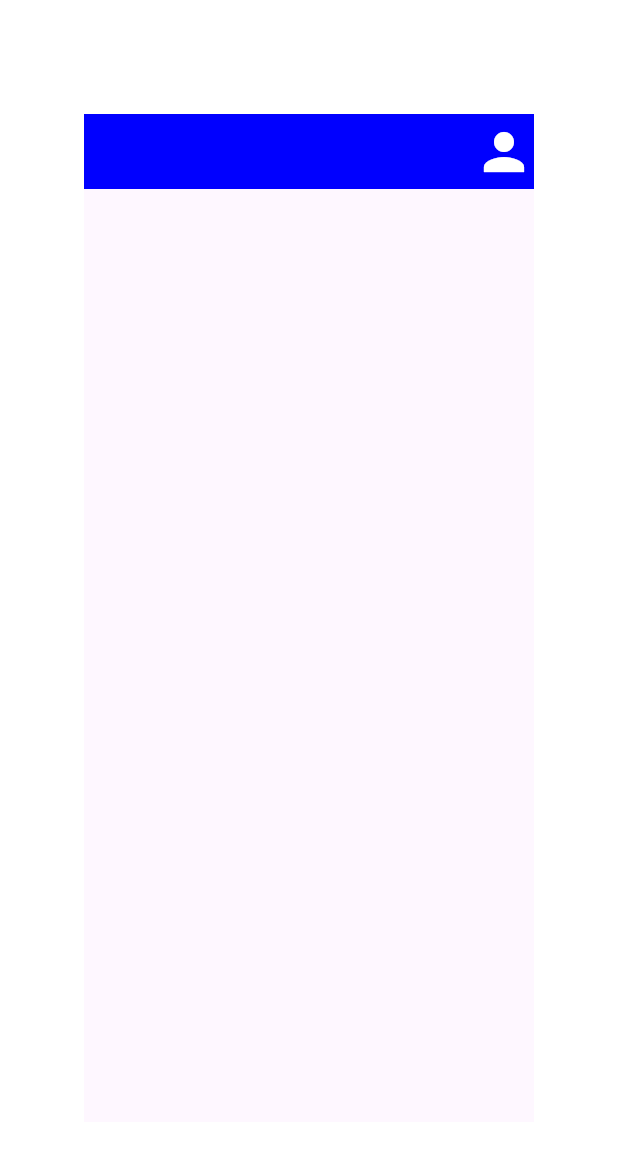
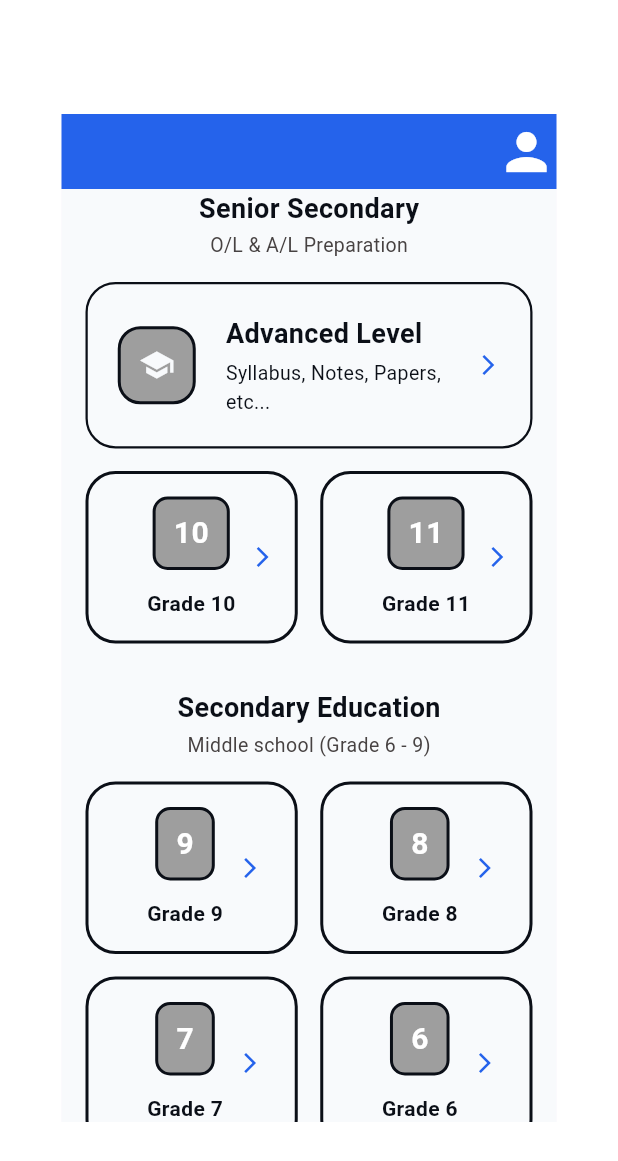
Before and after one commit to KalpaSulochana/learnova, a Flutter app: the screen it shows after launch, on a phone screen of 412 x 824 dp. Shown: the top 1161 px of the screen. Run offline on Flutter 3.47's test engine with Material 3 defaults, Android fonts, the phone set to English and light mode, and no system bars.

Commit message:
create grade selection screen

```diff
--- /dev/null
+++ b/lib/grade_Selection_Screen.dart
@@ -0,0 +1,336 @@
+import 'package:flutter/material.dart';
+
+class GradeSelectionScreen extends StatefulWidget {
+  const GradeSelectionScreen({super.key});
+
+  @override
+  State<GradeSelectionScreen> createState() => _GradeSelectionScreenState();
+}
+
+class _GradeSelectionScreenState extends State<GradeSelectionScreen> {
+  String selectedGrade = "5"; // Changed default to match the string "5" (or "05" if you change the card below)
+
+  @override
+  Widget build(BuildContext context) {
+    return Scaffold(
+      backgroundColor: const Color(0xFFF8FAFC),
+      body: SingleChildScrollView(
+        // Removed the conflicting 'Expanded' widget here
+        child: Column(
+          crossAxisAlignment: CrossAxisAlignment.start,
+          children: [
+            // --- TOP HEADER ---
+
+
+            // --- MAIN CONTENT ---
+            Padding(
+              padding: const EdgeInsets.symmetric(horizontal: 16.0),
+              child: Column(
+                children: [
+                  _buildSectionHeader(
+                    "Senior Secondary",
+                    "O/L & A/L Preparation",
+                  ),
+                  Container(
+                    padding: const EdgeInsets.all(20),
+                    decoration: BoxDecoration(
+                      color: const Color(0xffF8FAFC),
+                      borderRadius: BorderRadius.circular(20),
+                      border: Border.all(
+                        color: const Color(0xFF0B0F17),
+                        width: 1.5,
+                      ),
+                    ),
+                    child: Row(
+                      children: [
+                        Container(
+
+                          padding: const EdgeInsets.all(12),
+                          decoration: BoxDecoration(
+                            border: Border.all(
+                              color: const Color(0xFF0B0F17),
+                              width: 2,
+                            ),
+                            color: Colors.grey,
+                            borderRadius: BorderRadius.circular(15),
+                          ),
+                          child: const Icon(
+                            Icons.school,
+                            color: Color(0xFFF8FAFC),
+                          ),
+                        ),
+                        const SizedBox(width: 20),
+                        Expanded(
+                          child: Column(
+                            crossAxisAlignment: CrossAxisAlignment.start,
+                            children: const [
+                              Text(
+                                "Advanced Level",
+                                style: TextStyle(
+                                  fontSize: 18,
+                                  fontWeight: FontWeight.bold,
+                                  color: Color(0xFF0B0F17),
+                                ),
+                              ),
+                              SizedBox(height: 4),
+                              Text(
+                                "Syllabus, Notes, Papers, etc...",
+                                style: TextStyle(
+                                  color:   Color(0xFF0B0F17),
+                                  fontSize: 13,
+                                ),
+                              ),
+                            ],
+                          ),
+                        ),
+                        const Icon(
+                          Icons.arrow_forward_ios,
+                          color: Color(0xff2563EB),
+                          size: 16,
+                        ),
+                      ],
+                    ),
+                  ),
+                  SizedBox(height: 15,),
+                  Row(
+                    children: [
+                      Expanded(
+                        child: _buildGradeCard("10", "Grade 10", ),
+                      ),
+                      const SizedBox(width: 15),
+                      Expanded(
+                        child: _buildGradeCard("11", "Grade 11", ),
+                      ),
+                    ],
+                  ),
+                  const SizedBox(height: 30),
+
+                  // --- SECONDARY EDUCATION ---
+                  _buildSectionHeader(
+                    "Secondary Education",
+                    "Middle school (Grade 6 - 9)",
+                  ),
+                  Row(
+                    children: [
+                      Expanded(
+                        child: _buildGradeCard("9", "Grade 9", ),
+                      ),
+                      const SizedBox(width: 15),
+                      Expanded(
+                        child: _buildGradeCard("8", "Grade 8", ),
+                      ),
+                    ],
+                  ),
+                  const SizedBox(height: 15),
+                  Row(
+                    children: [
+                      Expanded(
+                        child: _buildGradeCard("7", "Grade 7", ),
+                      ),
+                      const SizedBox(width: 15),
+                      Expanded(
+                        child: _buildGradeCard("6", "Grade 6", ),
+                      ),
+                    ],
+                  ),
+                  const SizedBox(height: 30),
+
+                  // --- PRIMARY EDUCATION ---
+                  _buildSectionHeader(
+                    "Primary Education",
+                    "Foundation years (Grade 1 - 5)",
+                  ),
+
+                  // Grade 5 Special Scholarship Card
+                  Container(
+                    padding: const EdgeInsets.all(20),
+                    decoration: BoxDecoration(
+                      color: const Color(0xffF8FAFC),
+                      borderRadius: BorderRadius.circular(20),
+                      border: Border.all(
+                        color: const Color(0xFF0B0F17),
+                        width: 1.5,
+                      ),
+                    ),
+                    child: Row(
+                      children: [
+                        Container(
+
+                          padding: const EdgeInsets.all(12),
+                          decoration: BoxDecoration(
+                            border: Border.all(
+                              color: const Color(0xFF0B0F17),
+                              width: 2,
+                            ),
+                            color: Colors.grey,
+                            borderRadius: BorderRadius.circular(15),
+                          ),
+                          child: const Icon(
+                            Icons.school,
+                            color: Color(0xFFF8FAFC),
+                          ),
+                        ),
+                        const SizedBox(width: 20),
+                        Expanded(
+                          child: Column(
+                            crossAxisAlignment: CrossAxisAlignment.start,
+                            children: const [
+                              Text(
+                                "Grade 5 scholorship",
+                                style: TextStyle(
+                                  fontSize: 18,
+                                  fontWeight: FontWeight.bold,
+                                  color: Color(0xFF0B0F17),
+                                ),
+                              ),
+                              SizedBox(height: 4),
+                              Text(
+                                "Syllabus, Notes, Papers, etc...",
+                                style: TextStyle(
+                                  color:   Color(0xFF0B0F17),
+                                  fontSize: 13,
+                                ),
+                              ),
+                            ],
+                          ),
+                        ),
+                        const Icon(
+                          Icons.arrow_forward_ios,
+                          color: Color(0xff2563EB),
+                          size: 16,
+                        ),
+                      ],
+                    ),
+                  ),
+                  const SizedBox(height: 20),
+
+                  Row(
+                    children: [
+                      Expanded(
+                        child: _buildGradeCard("4", "Grade 4", ),
+                      ),
+                      const SizedBox(width: 15),
+                      Expanded(
+                        child: _buildGradeCard("3", "Grade 3", ),
+                      ),
+                    ],
+                  ),
+                  const SizedBox(height: 15),
+                  Row(
+                    children: [
+                      Expanded(
+                        child: _buildGradeCard("2", "Grade 2", ),
+                      ),
+                      const SizedBox(width: 15),
+                      Expanded(
+                        child: _buildGradeCard("1", "Grade 1", ),
+                      ),
+                    ],
+                  ),
+                  const SizedBox(height: 40),
+
+
+                ],
+              ),
+            ),
+          ],
+        ),
+      ),
+    );
+  }
+
+  // Helper method for headers
+  Widget _buildSectionHeader(String title, String subtitle) {
+    return Column(
+      crossAxisAlignment: CrossAxisAlignment.center,
+      children: [
+        Text(
+          title,
+          style: const TextStyle(
+            fontSize: 18,
+            fontWeight: FontWeight.bold,
+            color: Color(0xff0B0F17), // Added explicit white color
+          ),
+        ),
+        const SizedBox(height: 2),
+        Text(
+          subtitle,
+          style: const TextStyle(fontSize: 13, color: Color.fromARGB(255, 71, 66, 66)),
+        ),
+        const SizedBox(height: 15),
+      ],
+    );
+  }
+
+  // Helper method for individual grade cards
+  Widget _buildGradeCard(String number, String title) {
+    bool isSelected = selectedGrade == number;
+
+    return GestureDetector(
+      onTap: () => setState(() => selectedGrade = number),
+      child: Container(
+        padding: const EdgeInsets.symmetric(vertical: 15),
+        decoration: BoxDecoration(
+          color: const Color(0xFFF8FAFC),
+          borderRadius: BorderRadius.circular(20),
+          border: Border.all(
+            // Only show the yellow border if the card is currently selected
+            color: isSelected ? const Color(0xFF0B0F17) : Color(0xff0B0F17),
+            width: 2,
+          ),
+        ),
+        child: Row(
+
+          children: [
+            SizedBox(width: 39,),
+            Column(
+              mainAxisSize: MainAxisSize.min,
+              children: [
+                Container(
+                  padding: const EdgeInsets.symmetric(horizontal: 12, vertical: 8),
+                  decoration: BoxDecoration(
+                    color: isSelected
+                        ? const Color(0xff0000ff)
+                        :  Colors.grey,
+                    borderRadius: BorderRadius.circular(10),
+                    border: Border.all(
+                      width: 2,
+                      color: Color(0xFF0B0F17)
+                    )
+                  ),
+                  child: Text(
+                    number,
+                    style: const TextStyle(
+                      fontSize: 20,
+                      fontWeight: FontWeight.bold,
+                      color: Colors.white,
+                    ),
+                  ),
+                ),
+                const SizedBox(height: 12),
+                Text(
+                  title,
+                  style: const TextStyle(
+                    fontWeight: FontWeight.bold,
+                    fontSize: 14,
+                    color: Color(0xff0B0F17), // Added explicit white color
+                  ),
+                ),
+
+              ],
+            ),
+
+            SizedBox(width: 10),
+
+          const Icon(
+                          Icons.arrow_forward_ios,
+                          color: Color(0xff2563EB),
+                          size: 16,
+                        ),
+
+          ],
+        ),
+      ),
+    );
+  }
+}
--- a/lib/main.dart
+++ b/lib/main.dart
@@ -1,11 +1,15 @@
 import 'package:flutter/material.dart';
+import 'package:learnova/grade_Selection_Screen.dart';
 
-void main() {
-  runApp(Center(
-    child: SizedBox(
-      width: 300,
-      height: 672,
-      child: MyApp()),
+void main(){
+  runApp(Padding(
+    padding: const EdgeInsets.all(8.0),
+    child: Center(
+      child: SizedBox(
+        width: 330,
+        height: 672,
+        child: const MyApp()),
+    ),
   ));
 }
 
@@ -18,7 +22,7 @@ class MyApp extends StatelessWidget {
       debugShowCheckedModeBanner: false,
       home: Scaffold(
         appBar: AppBar(
-              backgroundColor: Color(0xff0000ff),
+              backgroundColor: Color(0xff2563EB),
               toolbarHeight: 50,
               actions: [
                 Icon(Icons.person,
@@ -29,8 +33,9 @@ class MyApp extends StatelessWidget {
               ],
 
 
-        )
-       ,
+        ),
+
+        body: GradeSelectionScreen(),
       ),
     );
   }
--- a/read.dart
+++ /dev/null
@@ -1,4 +0,0 @@
-void main (){
-
-  runapp : myapp()
-}
```
